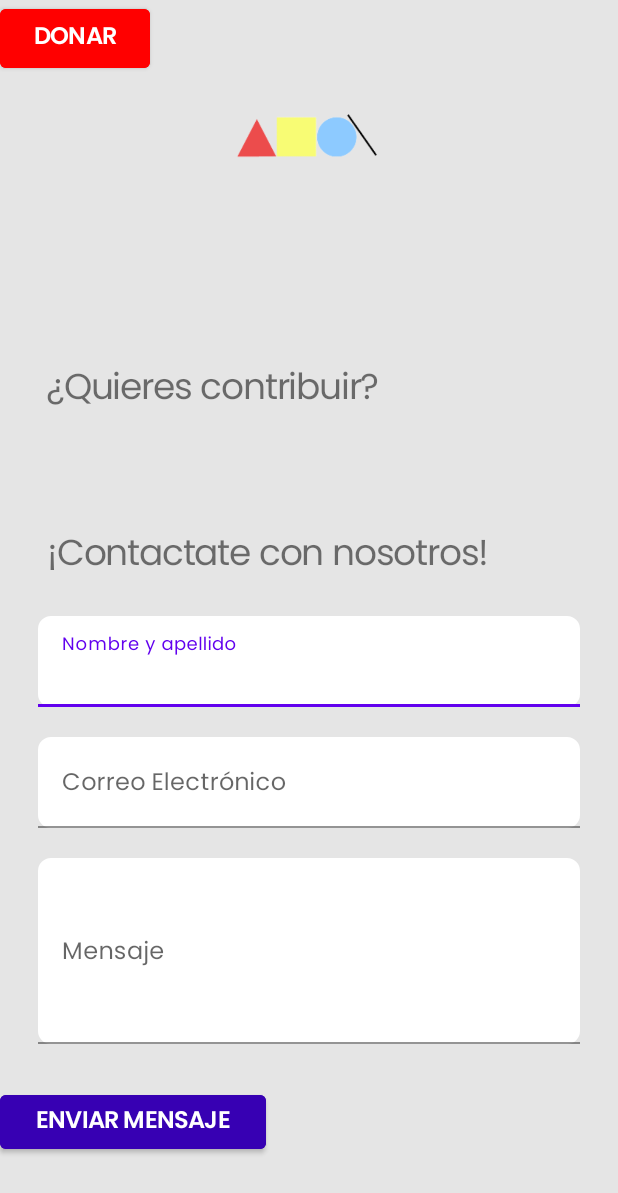
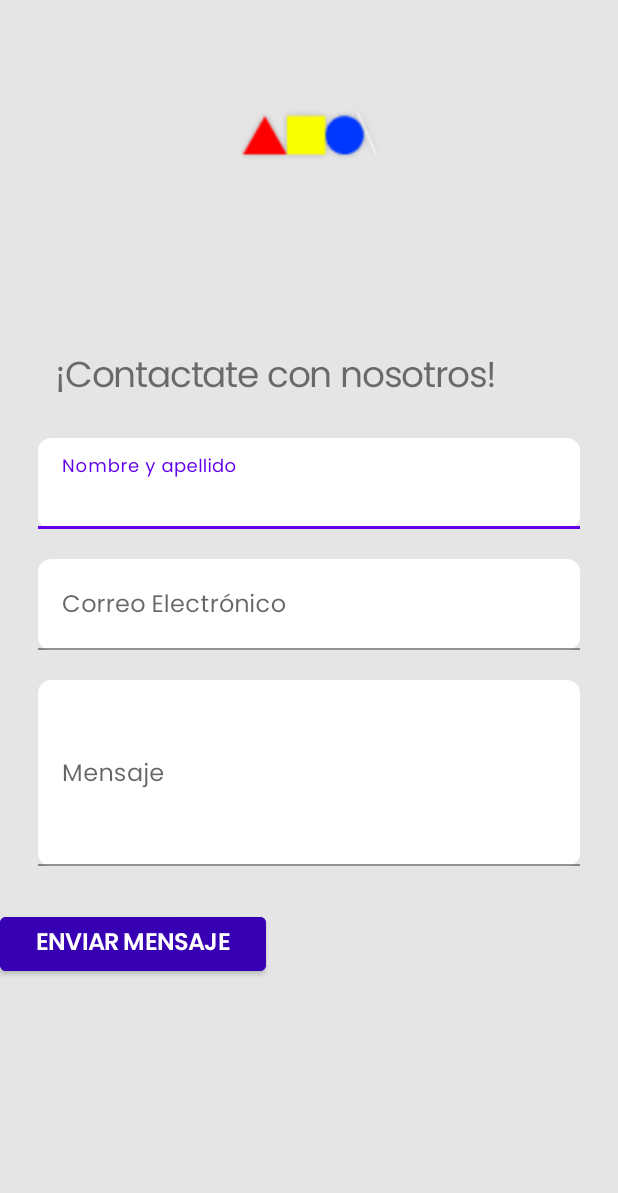
Before and after one commit to Hiigaaran/somos-mas-app, an Android app: the layout contacto.xml on its own in the app's theme, with its tools: preview values and no code run, on a phone screen of 412 x 824 dp. Shown: the top 1193 px of the screen. Run offline under Robolectric (Android 15) with nearby library versions, the phone set to English and light mode, and no system bars.

Commit message:
actualiza contacto new figma

```diff
--- a/app/src/main/res/layout/contacto.xml
+++ b/app/src/main/res/layout/contacto.xml
@@ -15,37 +15,8 @@
         app:layout_constraintEnd_toEndOf="parent"
         app:layout_constraintStart_toStartOf="parent"
         app:layout_constraintTop_toTopOf="parent"
-        app:srcCompat="@drawable/logo_somos_mas_sn" />
+        app:srcCompat="@drawable/top_logo_somos_mas" />
 
-
-    <TextView
-        android:id="@+id/contribuir"
-        android:layout_width="wrap_content"
-        android:layout_height="wrap_content"
-        android:layout_marginBottom="544dp"
-        android:fontFamily="@font/poppins"
-        android:letterSpacing="-0.033"
-        android:text="@string/constribuir"
-        android:textSize="24sp"
-        app:layout_constraintBottom_toBottomOf="parent"
-        app:layout_constraintEnd_toEndOf="parent"
-        app:layout_constraintHorizontal_bias="0.162"
-        app:layout_constraintStart_toStartOf="parent" />
-
-    <Button
-        android:id="@+id/donar"
-        android:layout_width="100dp"
-        android:layout_height="51dp"
-        android:layout_marginHorizontal="25dp"
-        android:backgroundTint="@color/red"
-        android:fontFamily="@font/poppins_semibold"
-        android:letterSpacing="-0.033"
-        android:text="@string/donar"
-        android:textColor="@color/white"
-        android:textSize="16sp"
-        tools:layout_editor_absoluteX="30dp"
-        tools:layout_editor_absoluteY="206dp"
-        tools:ignore="MissingConstraints" />
 
     <TextView
         android:id="@+id/contacto"
@@ -58,10 +29,10 @@
         android:textSize="24sp"
         app:layout_constraintBottom_toBottomOf="parent"
         app:layout_constraintEnd_toEndOf="parent"
-        app:layout_constraintHorizontal_bias="0.267"
+        app:layout_constraintHorizontal_bias="0.312"
         app:layout_constraintStart_toStartOf="parent"
         app:layout_constraintTop_toTopOf="parent"
-        app:layout_constraintVertical_bias="0.943" />
+        app:layout_constraintVertical_bias="0.624" />
 
     <com.google.android.material.textfield.TextInputLayout
         android:id="@+id/name"
```
